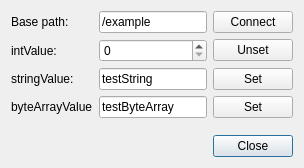
Old version of the form examples/publish-subscribe/publisherdialog.ui in the repository qtproject/qt-mobility.
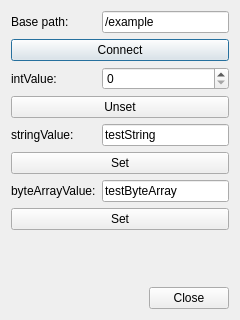
New version of the form.

Commit message:
Present a different UI when the screen width is too small.
Use a list widget instead of a table widget when the screen width is
too small.

Task-number: QTMOBILITY-43

```diff
--- a/examples/publish-subscribe/publisherdialog.ui
+++ b/examples/publish-subscribe/publisherdialog.ui
@@ -6,14 +6,37 @@
    <rect>
     <x>0</x>
     <y>0</y>
-    <width>300</width>
-    <height>168</height>
+    <width>240</width>
+    <height>320</height>
    </rect>
   </property>
   <property name="windowTitle">
    <string>Publisher</string>
   </property>
-  <layout class="QGridLayout" name="gridLayout">
+  <layout class="QFormLayout" name="formLayout">
+   <property name="rowWrapPolicy">
+    <enum>QFormLayout::WrapLongRows</enum>
+   </property>
+   <item row="4" column="0">
+    <widget class="QLabel" name="label_2">
+     <property name="text">
+      <string>intValue:</string>
+     </property>
+     <property name="buddy">
+      <cstring>intValue</cstring>
+     </property>
+    </widget>
+   </item>
+   <item row="4" column="1">
+    <widget class="QSpinBox" name="intValue">
+     <property name="sizePolicy">
+      <sizepolicy hsizetype="MinimumExpanding" vsizetype="Fixed">
+       <horstretch>0</horstretch>
+       <verstretch>0</verstretch>
+      </sizepolicy>
+     </property>
+    </widget>
+   </item>
    <item row="0" column="0">
     <widget class="QLabel" name="label">
      <property name="text">
@@ -37,27 +60,46 @@
      </property>
     </widget>
    </item>
-   <item row="1" column="0">
-    <widget class="QLabel" name="label_2">
+   <item row="1" column="0" colspan="2">
+    <widget class="QPushButton" name="connectButton">
+     <property name="sizePolicy">
+      <sizepolicy hsizetype="Minimum" vsizetype="Fixed">
+       <horstretch>0</horstretch>
+       <verstretch>0</verstretch>
+      </sizepolicy>
+     </property>
      <property name="text">
-      <string>intValue:</string>
+      <string>Connect</string>
      </property>
-     <property name="buddy">
-      <cstring>intValue</cstring>
+    </widget>
+   </item>
+   <item row="5" column="0" colspan="2">
+    <widget class="QPushButton" name="unsetIntButton">
+     <property name="sizePolicy">
+      <sizepolicy hsizetype="Minimum" vsizetype="Fixed">
+       <horstretch>0</horstretch>
+       <verstretch>0</verstretch>
+      </sizepolicy>
      </property>
+     <property name="text">
+      <string>Unset</string>
+     </property>
     </widget>
    </item>
-   <item row="1" column="1">
-    <widget class="QSpinBox" name="intValue">
+   <item row="10" column="0" colspan="2">
+    <widget class="QPushButton" name="setStringButton">
      <property name="sizePolicy">
-      <sizepolicy hsizetype="MinimumExpanding" vsizetype="Fixed">
+      <sizepolicy hsizetype="Minimum" vsizetype="Fixed">
        <horstretch>0</horstretch>
        <verstretch>0</verstretch>
       </sizepolicy>
      </property>
+     <property name="text">
+      <string>Set</string>
+     </property>
     </widget>
    </item>
-   <item row="2" column="0">
+   <item row="7" column="0">
     <widget class="QLabel" name="label_3">
      <property name="text">
       <string>stringValue:</string>
@@ -67,7 +109,7 @@
      </property>
     </widget>
    </item>
-   <item row="2" column="1">
+   <item row="7" column="1">
     <widget class="QLineEdit" name="stringValue">
      <property name="sizePolicy">
       <sizepolicy hsizetype="MinimumExpanding" vsizetype="Fixed">
@@ -80,17 +122,40 @@
      </property>
     </widget>
    </item>
-   <item row="6" column="0" colspan="3">
-    <widget class="QDialogButtonBox" name="buttonBox">
-     <property name="orientation">
-      <enum>Qt::Horizontal</enum>
+   <item row="11" column="0">
+    <widget class="QLabel" name="label_4">
+     <property name="text">
+      <string>byteArrayValue:</string>
      </property>
-     <property name="standardButtons">
-      <set>QDialogButtonBox::Close</set>
+    </widget>
+   </item>
+   <item row="11" column="1">
+    <widget class="QLineEdit" name="byteArrayValue">
+     <property name="sizePolicy">
+      <sizepolicy hsizetype="MinimumExpanding" vsizetype="Fixed">
+       <horstretch>0</horstretch>
+       <verstretch>0</verstretch>
+      </sizepolicy>
      </property>
+     <property name="text">
+      <string>testByteArray</string>
+     </property>
     </widget>
    </item>
-   <item row="4" column="0" colspan="3">
+   <item row="13" column="0" colspan="2">
+    <widget class="QPushButton" name="setByteArrayButton">
+     <property name="sizePolicy">
+      <sizepolicy hsizetype="Minimum" vsizetype="Fixed">
+       <horstretch>0</horstretch>
+       <verstretch>0</verstretch>
+      </sizepolicy>
+     </property>
+     <property name="text">
+      <string>Set</string>
+     </property>
+    </widget>
+   </item>
+   <item row="14" column="0" colspan="2">
     <spacer name="verticalSpacer">
      <property name="orientation">
       <enum>Qt::Vertical</enum>
@@ -103,45 +168,13 @@
      </property>
     </spacer>
    </item>
-   <item row="0" column="2">
-    <widget class="QPushButton" name="connectButton">
-     <property name="text">
-      <string>Connect</string>
+   <item row="15" column="0" colspan="2">
+    <widget class="QDialogButtonBox" name="buttonBox">
+     <property name="orientation">
+      <enum>Qt::Horizontal</enum>
      </property>
-    </widget>
-   </item>
-   <item row="2" column="2">
-    <widget class="QPushButton" name="setStringButton">
-     <property name="text">
-      <string>Set</string>
-     </property>
-    </widget>
-   </item>
-   <item row="3" column="0">
-    <widget class="QLabel" name="label_4">
-     <property name="text">
-      <string>byteArrayValue</string>
-     </property>
-    </widget>
-   </item>
-   <item row="3" column="1">
-    <widget class="QLineEdit" name="byteArrayValue">
-     <property name="text">
-      <string>testByteArray</string>
-     </property>
-    </widget>
-   </item>
-   <item row="3" column="2">
-    <widget class="QPushButton" name="setByteArrayButton">
-     <property name="text">
-      <string>Set</string>
-     </property>
-    </widget>
-   </item>
-   <item row="1" column="2">
-    <widget class="QPushButton" name="unsetIntButton">
-     <property name="text">
-      <string>Unset</string>
+     <property name="standardButtons">
+      <set>QDialogButtonBox::Close</set>
      </property>
     </widget>
    </item>
```
The commit also changes 3 other files.
